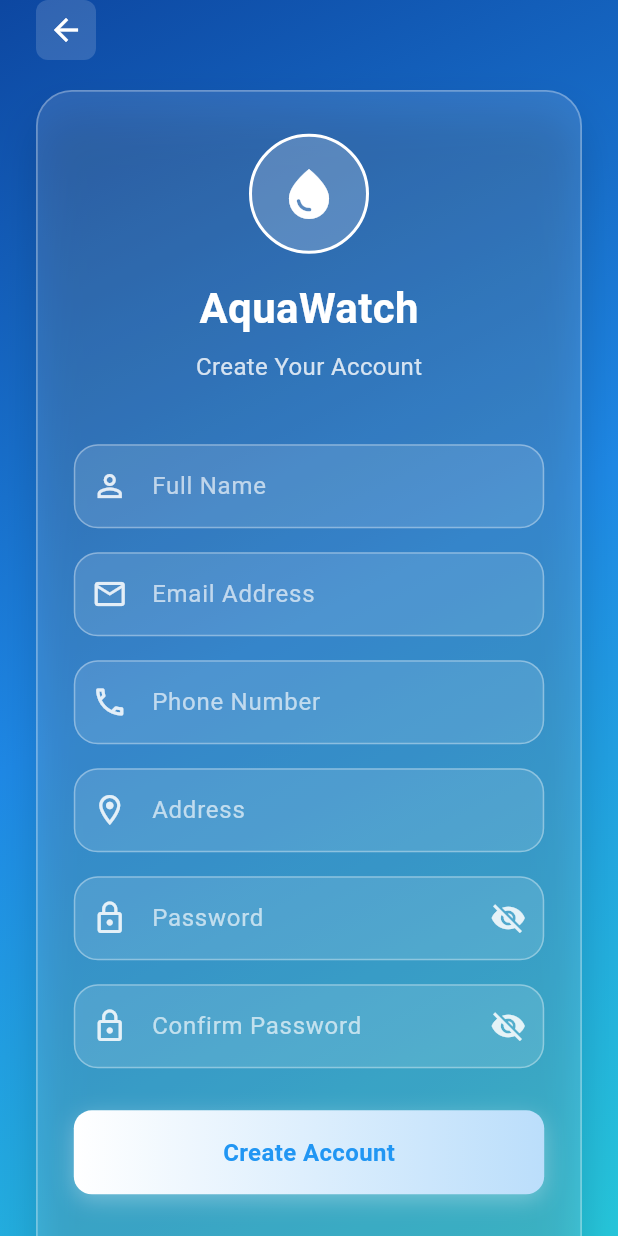
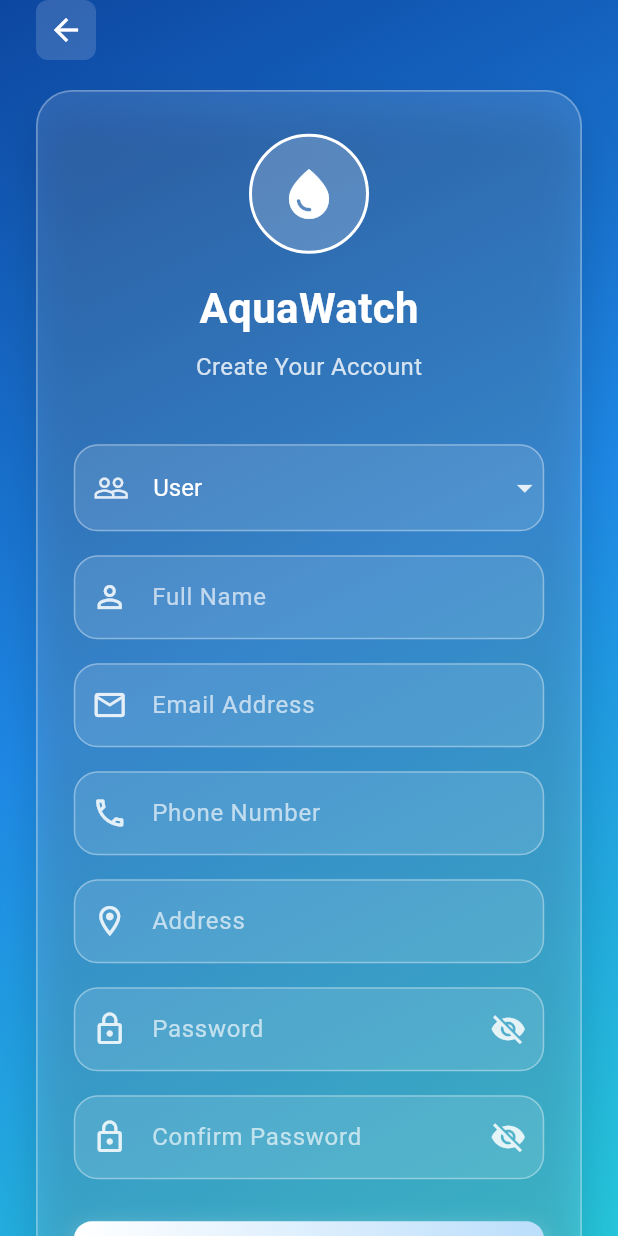
Before and after one commit to sayedulmorsalin/AquaWatch, a Flutter app: the screen it shows after launch, on a phone screen of 412 x 824 dp. Run offline on Flutter 3.47's test engine with Material 3 defaults, Android fonts, the light colour scheme and no system bars; our stand-ins replace cloud_firestore, firebase_auth, firebase_core, flutter_map, latlong2; accounts and stored records are empty.

Commit message:
check update

```diff
--- a/lib/authentication/register.dart
+++ b/lib/authentication/register.dart
@@ -16,18 +16,18 @@ class _RegisterState extends State<Register>
   late Animation<double> _fadeAnimation;
   late Animation<Offset> _slideAnimation;
 
-  // Form controllers
   final _nameController = TextEditingController();
   final _phoneController = TextEditingController();
   final _addressController = TextEditingController();
   final _emailController = TextEditingController();
   final _passwordController = TextEditingController();
   final _confirmPasswordController = TextEditingController();
+  final _authorityCodeController = TextEditingController();
 
-  // Password visibility states
   bool _isPasswordHidden = true;
   bool _isConfirmPasswordHidden = true;
   bool _isLoading = false;
+  String _selectedUserType = 'User';
   final _authService = AuthService();
 
   @override
@@ -59,6 +59,7 @@ class _RegisterState extends State<Register>
     _emailController.dispose();
     _passwordController.dispose();
     _confirmPasswordController.dispose();
+    _authorityCodeController.dispose();
     super.dispose();
   }
 
@@ -88,15 +89,26 @@ class _RegisterState extends State<Register>
       return;
     }
 
+    if (_selectedUserType == 'Authority' &&
+        _authorityCodeController.text.isEmpty) {
+      ScaffoldMessenger.of(context).showSnackBar(
+        const SnackBar(
+          content: Text('Please enter the authority verification code'),
+          backgroundColor: Colors.red,
+        ),
+      );
+      return;
+    }
+
     setState(() => _isLoading = true);
     try {
       await _authService.registerWithProfile(
-        userRole: "",
         name: _nameController.text,
         phone: _phoneController.text,
         address: _addressController.text,
         email: _emailController.text,
         password: _passwordController.text,
+        userRole: _selectedUserType,
       );
       if (!mounted) return;
       setState(() => _isLoading = false);
@@ -106,7 +118,10 @@ class _RegisterState extends State<Register>
           backgroundColor: Colors.green,
         ),
       );
-      Navigator.pop(context);
+      Navigator.pushReplacement(
+        context,
+        MaterialPageRoute(builder: (context) => const LoginPage()),
+      );
     } on FirebaseAuthException catch (e) {
       if (!mounted) return;
       setState(() => _isLoading = false);
@@ -149,7 +164,6 @@ class _RegisterState extends State<Register>
               padding: const EdgeInsets.symmetric(horizontal: 24.0),
               child: Column(
                 children: [
-                  // Back Button
                   Align(
                     alignment: Alignment.topLeft,
                     child: GestureDetector(
@@ -157,7 +171,7 @@ class _RegisterState extends State<Register>
                       child: Container(
                         padding: const EdgeInsets.all(8),
                         decoration: BoxDecoration(
-                          color: Colors.white.withOpacity(0.15),
+                          color: Colors.white.withValues(alpha: 0.15),
                           borderRadius: BorderRadius.circular(8),
                         ),
                         child: Icon(Icons.arrow_back, color: Colors.white),
@@ -195,7 +209,7 @@ class _RegisterState extends State<Register>
                                   height: 80,
                                   decoration: BoxDecoration(
                                     shape: BoxShape.circle,
-                                    color: Colors.white.withOpacity(0.2),
+                                    color: Colors.white.withValues(alpha: 0.2),
                                     border: Border.all(
                                       color: Colors.white,
                                       width: 2,
@@ -221,7 +235,7 @@ class _RegisterState extends State<Register>
                                   'Create Your Account',
                                   style: TextStyle(
                                     fontSize: 16,
-                                    color: Colors.white.withOpacity(0.8),
+                                    color: Colors.white.withValues(alpha: 0.8),
                                   ),
                                 ),
                               ],
@@ -235,14 +249,25 @@ class _RegisterState extends State<Register>
                             position: _slideAnimation,
                             child: Column(
                               children: [
-                                // Name Field
+                                _buildUserTypeDropdown(),
+                                const SizedBox(height: 16),
+                                if (_selectedUserType == 'Authority')
+                                  Column(
+                                    children: [
+                                      _buildTextField(
+                                        controller: _authorityCodeController,
+                                        label: 'Authority Verification Code',
+                                        icon: Icons.verified_user_outlined,
+                                      ),
+                                      const SizedBox(height: 16),
+                                    ],
+                                  ),
                                 _buildTextField(
                                   controller: _nameController,
                                   label: 'Full Name',
                                   icon: Icons.person_outline,
                                 ),
                                 const SizedBox(height: 16),
-                                // Email Field
                                 _buildTextField(
                                   controller: _emailController,
                                   label: 'Email Address',
@@ -250,7 +275,6 @@ class _RegisterState extends State<Register>
                                   keyboardType: TextInputType.emailAddress,
                                 ),
                                 const SizedBox(height: 16),
-                                // Phone Field
                                 _buildTextField(
                                   controller: _phoneController,
                                   label: 'Phone Number',
@@ -258,14 +282,12 @@ class _RegisterState extends State<Register>
                                   keyboardType: TextInputType.phone,
                                 ),
                                 const SizedBox(height: 16),
-                                // Address Field
                                 _buildTextField(
                                   controller: _addressController,
                                   label: 'Address',
                                   icon: Icons.location_on_outlined,
                                 ),
                                 const SizedBox(height: 16),
-                                // Password Field
                                 _buildPasswordTextField(
                                   controller: _passwordController,
                                   label: 'Password',
@@ -278,7 +300,6 @@ class _RegisterState extends State<Register>
                                   },
                                 ),
                                 const SizedBox(height: 16),
-                                // Confirm Password Field
                                 _buildPasswordTextField(
                                   controller: _confirmPasswordController,
                                   label: 'Confirm Password',
@@ -291,10 +312,8 @@ class _RegisterState extends State<Register>
                                   },
                                 ),
                                 const SizedBox(height: 28),
-                                // Register Button
                                 _buildRegisterButton(),
                                 const SizedBox(height: 16),
-                                // Login Link
                                 Row(
                                   mainAxisAlignment: MainAxisAlignment.center,
                                   children: [
@@ -307,7 +326,7 @@ class _RegisterState extends State<Register>
                                     ),
                                     TextButton(
                                       onPressed: () {
-                                        Navigator.push(
+                                        Navigator.pushReplacement(
                                           context,
                                           MaterialPageRoute(
                                             builder: (context) =>
@@ -410,6 +429,45 @@ class _RegisterState extends State<Register>
     );
   }
 
+  Widget _buildUserTypeDropdown() {
+    return Container(
+      decoration: BoxDecoration(
+        color: Colors.white.withValues(alpha: 0.12),
+        borderRadius: BorderRadius.circular(16),
+        border: Border.all(color: Colors.white.withValues(alpha: 0.35)),
+      ),
+      child: DropdownButtonFormField<String>(
+        value: _selectedUserType,
+        dropdownColor: Colors.blue.shade900,
+        icon: Icon(
+          Icons.arrow_drop_down,
+          color: Colors.white.withValues(alpha: 0.85),
+        ),
+        decoration: InputDecoration(
+          prefixIcon: Icon(
+            Icons.people_outline,
+            color: Colors.white.withValues(alpha: 0.85),
+          ),
+          border: InputBorder.none,
+          contentPadding: const EdgeInsets.symmetric(
+            horizontal: 16,
+            vertical: 16,
+          ),
+        ),
+        style: const TextStyle(color: Colors.white, fontSize: 16),
+        items: const [
+          DropdownMenuItem(value: 'User', child: Text('User')),
+          DropdownMenuItem(value: 'Authority', child: Text('Authority')),
+        ],
+        onChanged: (value) {
+          if (value != null) {
+            setState(() => _selectedUserType = value);
+          }
+        },
+      ),
+    );
+  }
+
   Widget _buildRegisterButton() {
     return Container(
       width: double.infinity,
@@ -419,7 +477,7 @@ class _RegisterState extends State<Register>
         borderRadius: BorderRadius.circular(12),
         boxShadow: [
           BoxShadow(
-            color: Colors.white.withOpacity(0.3),
+            color: Colors.white.withValues(alpha: 0.3),
             blurRadius: 12,
             offset: const Offset(0, 4),
           ),
@@ -455,4 +513,6 @@ class _RegisterState extends State<Register>
       ),
     );
   }
+
+  //chcek git
 }
```
Also changed, not shown: lib/authentication/gitcheck.dart (deleted). Lines whose indentation alone changed are shown as unchanged.
